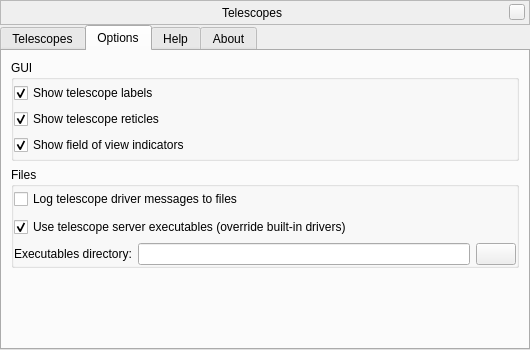
Above: plugins/TelescopeControl/src/gui/telescopeDialog.ui from Stellarium/stellarium before the change. Below: the same form after it.
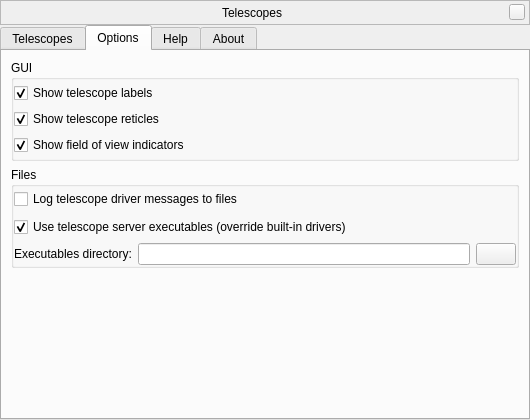
That is the form after the change. The open tabs and pages were chosen to show the change. Icons and pictures are not drawn. Custom widgets are drawn as their Qt base class.

Commit message: Fix TelescopeControl dialog window height

```diff
--- a/plugins/TelescopeControl/src/gui/telescopeDialog.ui
+++ b/plugins/TelescopeControl/src/gui/telescopeDialog.ui
@@ -7,27 +7,15 @@
     <x>0</x>
     <y>0</y>
     <width>530</width>
-    <height>350</height>
+    <height>420</height>
    </rect>
   </property>
   <property name="sizePolicy">
-   <sizepolicy hsizetype="Minimum" vsizetype="MinimumExpanding">
+   <sizepolicy hsizetype="Minimum" vsizetype="Expanding">
     <horstretch>0</horstretch>
     <verstretch>0</verstretch>
    </sizepolicy>
   </property>
-  <property name="minimumSize">
-   <size>
-    <width>530</width>
-    <height>350</height>
-   </size>
-  </property>
-  <property name="maximumSize">
-   <size>
-    <width>800</width>
-    <height>600</height>
-   </size>
-  </property>
   <layout class="QVBoxLayout" name="verticalLayoutTelescopeDialog">
    <property name="spacing">
     <number>0</number>
@@ -153,17 +141,11 @@
    <item>
     <widget class="QTabWidget" name="tabs">
      <property name="sizePolicy">
-      <sizepolicy hsizetype="Preferred" vsizetype="Minimum">
+      <sizepolicy hsizetype="Preferred" vsizetype="Expanding">
        <horstretch>0</horstretch>
        <verstretch>0</verstretch>
       </sizepolicy>
      </property>
-     <property name="minimumSize">
-      <size>
-       <width>0</width>
-       <height>10</height>
-      </size>
-     </property>
      <property name="currentIndex">
       <number>0</number>
      </property>
```
Left out of the diff: 8 changed lines with no effect on the pictures.
